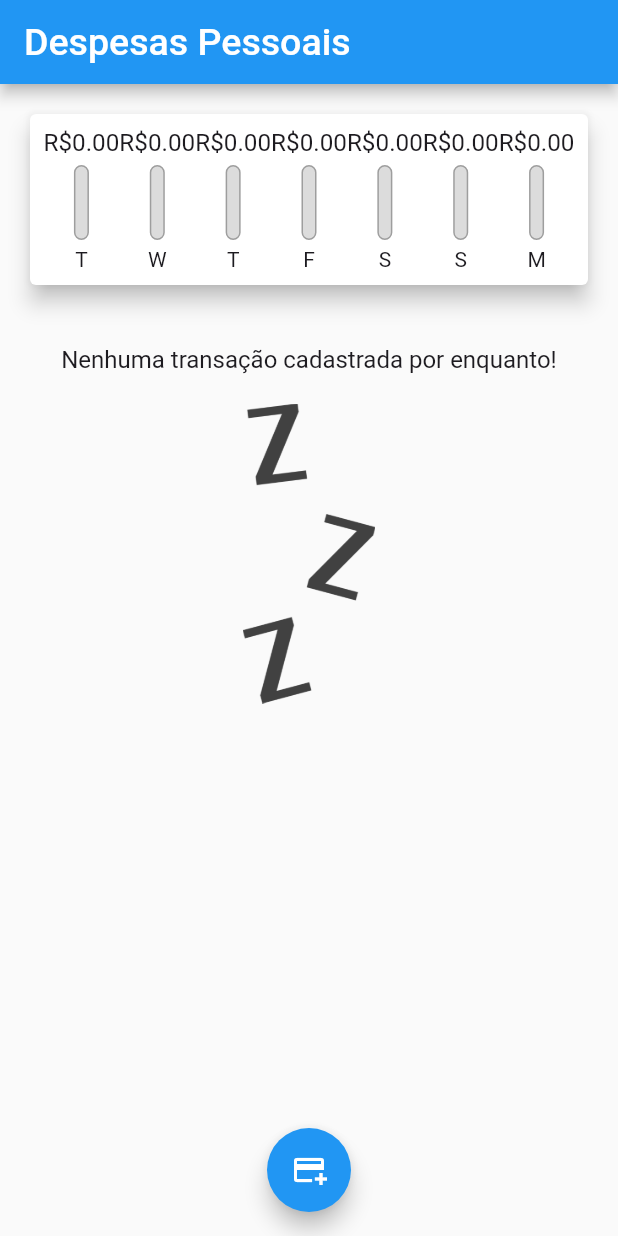
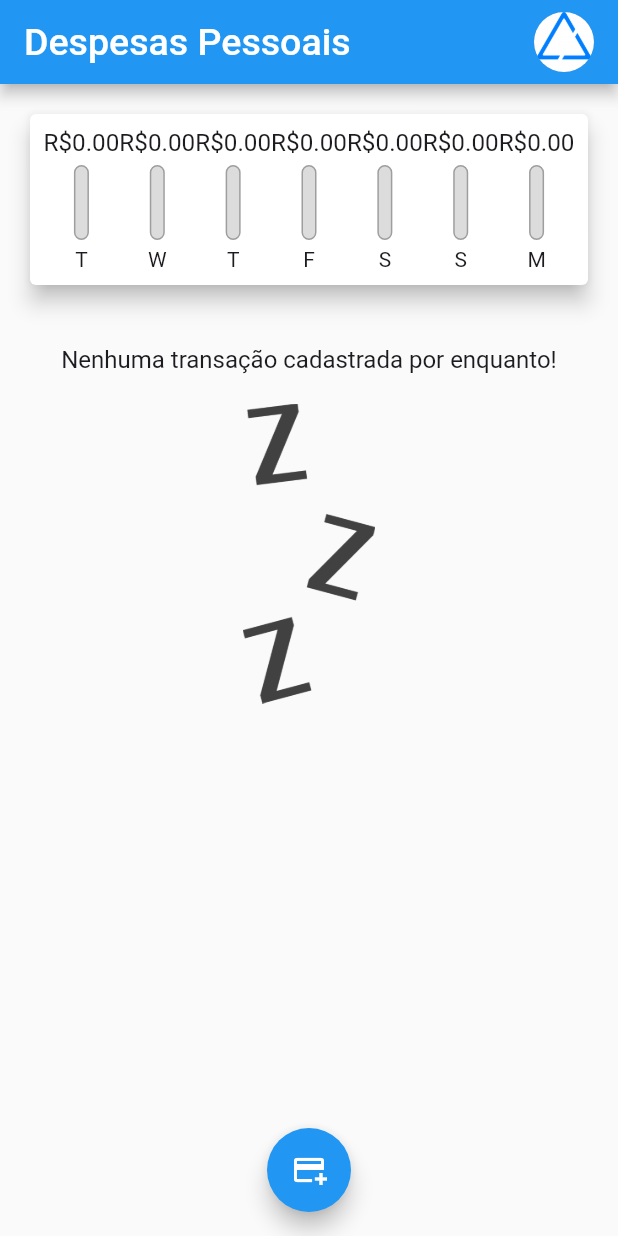
Before and after one commit to Leonardo-Toledo-Alves-Costa/despesas_app, a Flutter app: the screen it shows after launch, on a phone screen of 412 x 824 dp. Run offline on Flutter 3.47's test engine with Material 3 defaults, Android fonts, the phone set to English and light mode, and no system bars.

Commit message:
Mudança final

```diff
--- a/lib/main.dart
+++ b/lib/main.dart
@@ -99,6 +99,15 @@ class _HomePageState extends State<HomePage> {
         style: TextStyle(fontSize: 25, color: Colors.white)
            ),
       backgroundColor: Colors.blue,
+        actions: [
+    Padding(
+      padding: const EdgeInsets.only(right: 16.0),
+      child: CircleAvatar(
+        backgroundImage: AssetImage('assets/images/logoAsimov.png'),
+        radius: 20,
+      ),
+    ),
+  ],
       ),
       body: SingleChildScrollView(
         child: Column(
--- a/pubspec.yaml
+++ b/pubspec.yaml
@@ -61,6 +61,7 @@ flutter:
   # To add assets to your application, add an assets section, like this:
   assets:
      - assets/images/waiting.png
+     - assets/images/logoAsimov.png
 
   # An image asset can refer to one or more resolution-specific "variants", see
   # https://flutter.dev/to/resolution-aware-images
```
Also changed, not shown: assets/images/logoAsimov.png (added).
